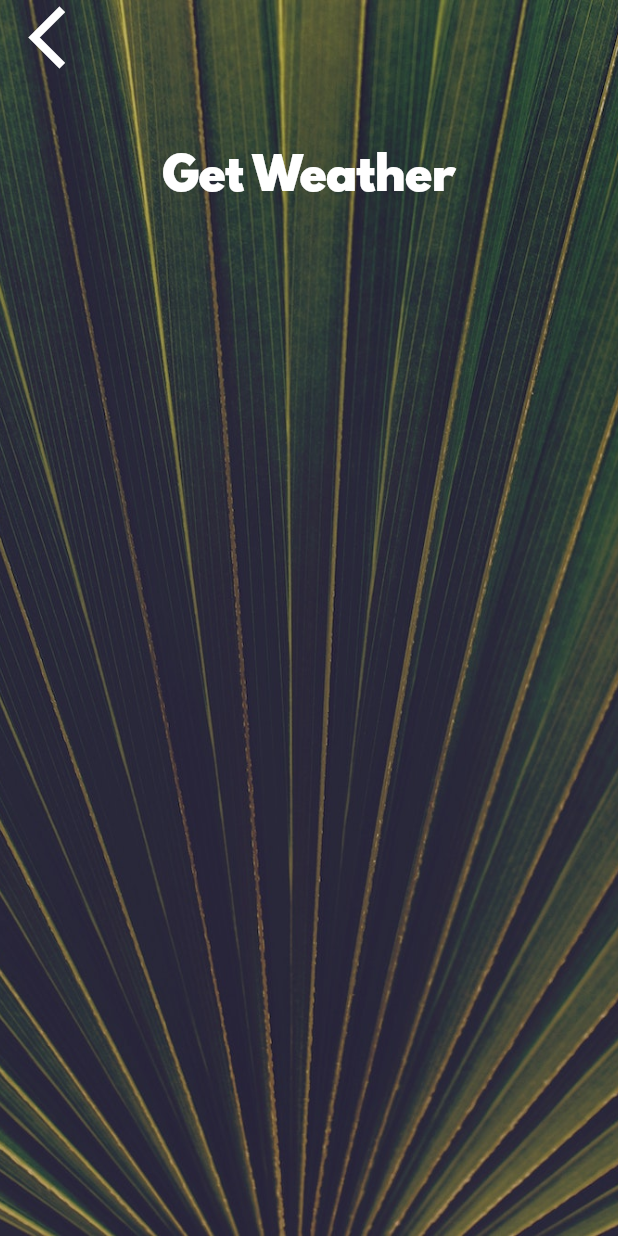
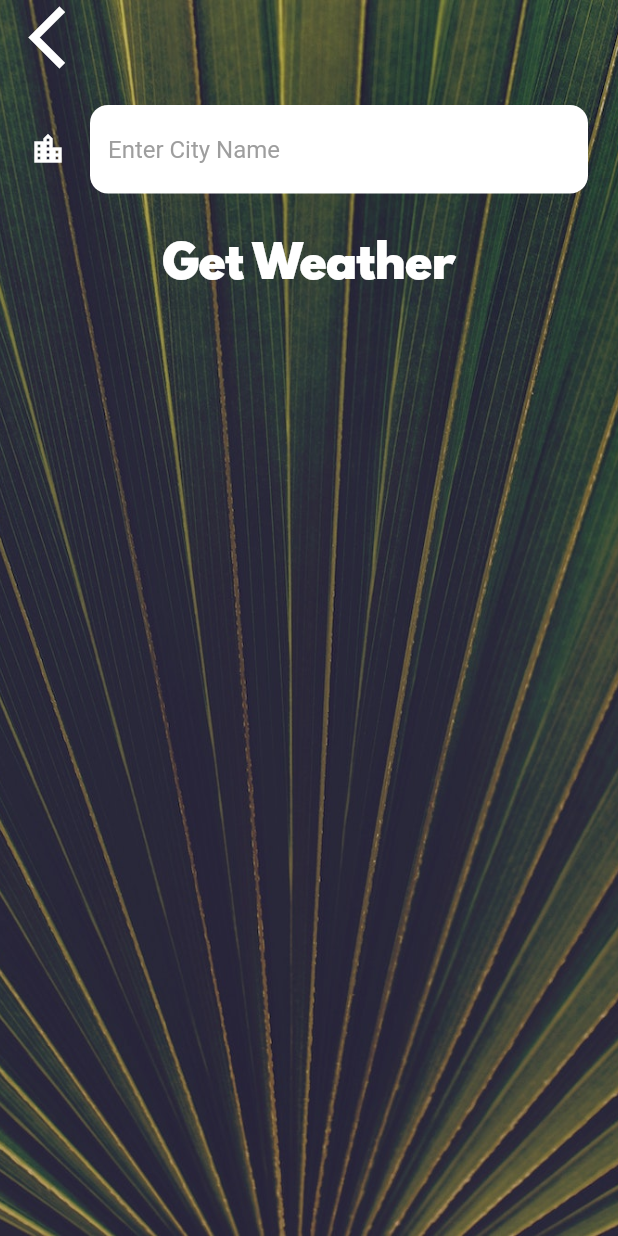
Before and after one commit to praveen-pro/Clima-Flutter, a Flutter app: the CityScreen screen opened directly, on a phone screen of 412 x 824 dp. Run offline on Flutter 3.47's test engine with Material 2 defaults, Android fonts, the phone set to English and light mode, and no system bars; our stand-ins replace flutter_spinkit, geolocator; network calls fail.

```diff
--- a/lib/screens/city_screen.dart
+++ b/lib/screens/city_screen.dart
@@ -7,6 +7,8 @@ class CityScreen extends StatefulWidget {
 }
 
 class _CityScreenState extends State<CityScreen> {
+  String cityName;
+
   @override
   Widget build(BuildContext context) {
     return Scaffold(
@@ -24,7 +26,9 @@ class _CityScreenState extends State<CityScreen> {
               Align(
                 alignment: Alignment.topLeft,
                 child: FlatButton(
-                  onPressed: () {},
+                  onPressed: () {
+                    Navigator.pop(context);
+                  },
                   child: Icon(
                     Icons.arrow_back_ios,
                     size: 50.0,
@@ -33,10 +37,20 @@ class _CityScreenState extends State<CityScreen> {
               ),
               Container(
                 padding: EdgeInsets.all(20.0),
-                child: null,
+                child: TextField(
+                  style: TextStyle(
+                    color: Colors.black,
+                  ),
+                  decoration: kTextFieldInputDecoration,
+                  onChanged: (value) {
+                    cityName = value;
+                  },
+                ),
               ),
               FlatButton(
-                onPressed: () {},
+                onPressed: () {
+                  Navigator.pop(context, cityName);
+                },
                 child: Text(
                   'Get Weather',
                   style: kButtonTextStyle,
--- a/lib/utilities/constants.dart
+++ b/lib/utilities/constants.dart
@@ -18,3 +18,20 @@ const kButtonTextStyle = TextStyle(
 const kConditionTextStyle = TextStyle(
   fontSize: 100.0,
 );
+
+const kTextFieldInputDecoration = InputDecoration(
+  fillColor: Colors.white,
+  filled: true,
+  icon: Icon(
+    Icons.location_city,
+    color: Colors.white,
+  ),
+  hintText: 'Enter City Name',
+  hintStyle: TextStyle(color: Colors.grey),
+  border: OutlineInputBorder(
+    borderSide: BorderSide.none,
+    borderRadius: BorderRadius.all(
+      Radius.circular(12.0),
+    ),
+  ),
+);
--- a/pubspec.yaml
+++ b/pubspec.yaml
@@ -11,6 +11,9 @@ dependencies:
     sdk: flutter
 
   cupertino_icons: ^0.1.2
+  geolocator: ^5.1.1
+  http: ^0.12.0+2
+  flutter_spinkit: ^3.1.0
 
 dev_dependencies:
   flutter_test:
```
Also changed, not shown: lib/screens/loading_screen.dart (+19 -5 lines), lib/screens/location_screen.dart (+55 -5 lines), lib/services/location.dart (+17 -0 lines), lib/services/networking.dart (+17 -0 lines), lib/services/weather.dart (+23 -0 lines), 2 other files.
